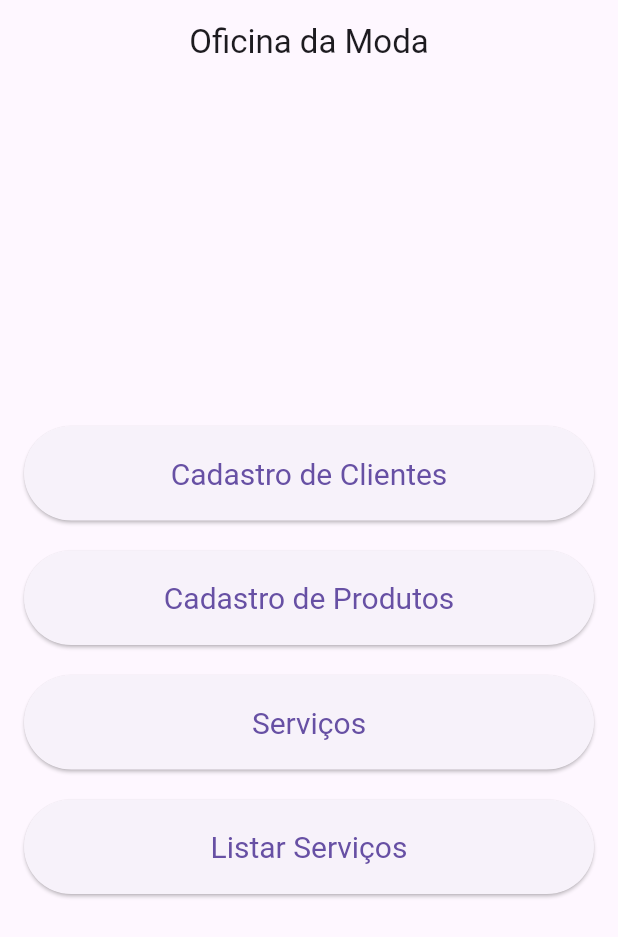
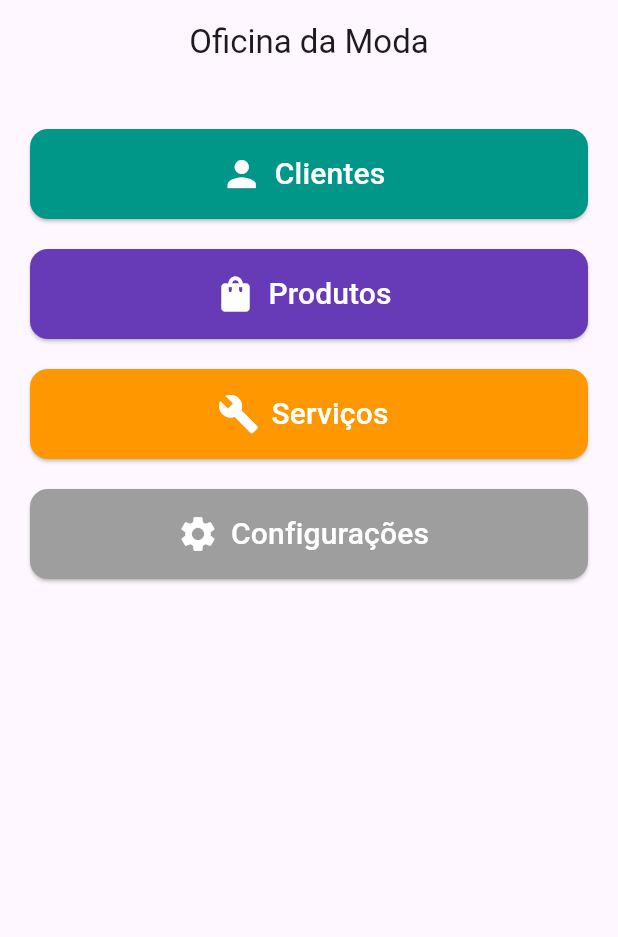
Before and after one commit to XandePedrassani/apk_rooster, a Flutter app: the screen it shows after launch, on a phone screen of 412 x 824 dp. Shown: the top 937 px of the screen. Run offline on Flutter 3.47's test engine with Material 3 defaults, Android fonts, the phone set to English and light mode, and no system bars; our stand-ins replace font_awesome_flutter, image_picker, shared_preferences.

Commit message:
Ajustes finais

```diff
--- a/lib/config.dart
+++ b/lib/config.dart
@@ -1,3 +1,7 @@
 class AppConfig {
-  static const String baseUrl = "http://localhost:8080";
+  static String baseUrl = "http://localhost:8080";
+
+  static void setBaseUrl(String url) {
+    baseUrl = url;
+  }
 }
--- a/lib/models/cliente_model.dart
+++ b/lib/models/cliente_model.dart
@@ -1,5 +1,5 @@
 class Cliente {
-  final int? id;
+  int? id;
   final String nome;
   final String contato;
   final DateTime? dataNascimento;
--- a/lib/screens/home_screen.dart
+++ b/lib/screens/home_screen.dart
@@ -1,80 +1,81 @@
 import 'package:flutter/material.dart';
 import 'package:rooster/screens/produto_screens/ProdutoListScreen.dart';
 import 'package:rooster/screens/servico_screens/ServicosListScreen.dart';
-import 'package:rooster/screens/servico_screens/servico_screen.dart';
-import 'cliente_screens/ClienteListScreen.dart';
+import 'package:rooster/screens/cliente_screens/ClienteListScreen.dart';
+import 'package:rooster/screens/config_screen.dart';
 
 class HomeScreen extends StatelessWidget {
   @override
   Widget build(BuildContext context) {
     return Scaffold(
       appBar: AppBar(
-        title: Text('Oficina da Moda'),
+        title: const Text('Oficina da Moda'),
         centerTitle: true,
       ),
-      body: Padding(
-        padding: const EdgeInsets.all(16.0),
-        child: Column(
-          crossAxisAlignment: CrossAxisAlignment.stretch,
-          mainAxisAlignment: MainAxisAlignment.center,
+      body: ListView(
+        padding: const EdgeInsets.all(20),
         children: [
-            ElevatedButton(
+          _buildMenuButton(
+            context,
+            label: 'Clientes',
+            icon: Icons.person,
+            color: Colors.teal,
+            destination: ClienteListScreen(),
+          ),
+          _buildMenuButton(
+            context,
+            label: 'Produtos',
+            icon: Icons.shopping_bag,
+            color: Colors.deepPurple,
+            destination: ProdutoListScreen(),
+          ),
+          _buildMenuButton(
+            context,
+            label: 'Serviços',
+            icon: Icons.build,
+            color: Colors.orange,
+            destination: ServicosListScreen(),
+          ),
+          _buildMenuButton(
+            context,
+            label: 'Configurações',
+            icon: Icons.settings,
+            color: Colors.grey,
+            destination: ConfigScreen(),
+          ),
+        ],
+      ),
+    );
+  }
+
+  Widget _buildMenuButton(
+      BuildContext context, {
+        required String label,
+        required IconData icon,
+        required Color color,
+        required Widget destination,
+      }) {
+    return Padding(
+      padding: const EdgeInsets.symmetric(vertical: 10),
+      child: ElevatedButton.icon(
         onPressed: () {
           Navigator.push(
             context,
-                  MaterialPageRoute(builder: (context) => ClienteListScreen()),
+            MaterialPageRoute(builder: (_) => destination),
           );
         },
+        icon: Icon(icon, size: 28),
+        label: Text(
+          label,
+          style: const TextStyle(fontSize: 20),
+        ),
         style: ElevatedButton.styleFrom(
-                padding: EdgeInsets.symmetric(vertical: 20),
-                textStyle: TextStyle(fontSize: 20),
+          minimumSize: const Size.fromHeight(60),
+          backgroundColor: color,
+          foregroundColor: Colors.white,
+          shape: RoundedRectangleBorder(
+            borderRadius: BorderRadius.circular(12),
           ),
-              child: Text('Cadastro de Clientes'),
-            ),
-            SizedBox(height: 20),
-            ElevatedButton(
-              onPressed: () {
-                Navigator.push(
-                  context,
-                  MaterialPageRoute(builder: (context) => ProdutoListScreen()),
-                );
-              },
-              style: ElevatedButton.styleFrom(
-                padding: EdgeInsets.symmetric(vertical: 20),
-                textStyle: TextStyle(fontSize: 20),
-              ),
-              child: Text('Cadastro de Produtos'),
-            ),
-            SizedBox(height: 20),
-            ElevatedButton(
-              onPressed: () {
-                Navigator.push(
-                  context,
-                  MaterialPageRoute(builder: (context) => ServicoScreen()),
-                );
-              },
-              style: ElevatedButton.styleFrom(
-                padding: EdgeInsets.symmetric(vertical: 20),
-                textStyle: TextStyle(fontSize: 20),
-              ),
-              child: Text('Serviços'),
-            ),
-            SizedBox(height: 20),
-            ElevatedButton(
-              onPressed: () {
-                Navigator.push(
-                  context,
-                  MaterialPageRoute(builder: (context) => ServicosListScreen()),
-                );
-              },
-              style: ElevatedButton.styleFrom(
-                padding: EdgeInsets.symmetric(vertical: 20),
-                textStyle: TextStyle(fontSize: 20),
-              ),
-              child: Text('Listar Serviços'),
-            ),
-            // Adicionar mais botões se necessário (ex: Relatórios, Configurações)
-          ],
         ),
       ),
     );
--- a/lib/services/cliente_service.dart
+++ b/lib/services/cliente_service.dart
@@ -36,6 +36,8 @@ class ClienteService {
         body: json.encode(jsonData), // Certifique-se de que json.encode não está falhando
       );
       print("Resposta da API: ${response.statusCode} - ${response.body}");
+      final responseData = json.decode(response.body);
+      cliente.id = responseData['id'];
     } catch (e) {
       print("Erro na requisição: $e");
     }
--- a/pubspec.yaml
+++ b/pubspec.yaml
@@ -33,6 +33,9 @@ dependencies:
   http: ^1.1.0
   image_picker: ^1.0.7
   dropdown_search: ^2.0.0
+  url_launcher: ^6.2.4
+  font_awesome_flutter: ^10.7.0
+  shared_preferences: ^2.2.2
 
   # The following adds the Cupertino Icons font to your application.
   # Use with the CupertinoIcons class for iOS style icons.
```
Also changed, not shown: lib/main.dart (+9 -5 lines), lib/screens/config_screen.dart (added, +65 -0 lines), lib/screens/servico_screens/ServicosListScreen.dart (+19 -0 lines), lib/screens/servico_screens/produtos_list_section.dart (+10 -0 lines), lib/services/whatsapp_service.dart (added, +57 -0 lines), pubspec.lock, 5 other files. Lines whose indentation alone changed are shown as unchanged.
